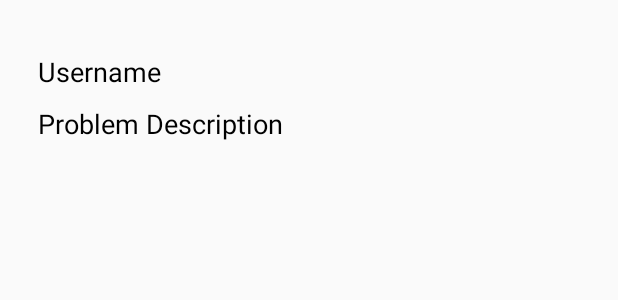
After one commit to Shivanimayecha/HouseServiceAdmin2, an Android app: the layout dataitem_user.xml on its own in the app's theme, with its tools: preview values and no code run, on a phone screen of 412 x 824 dp. The commit adds this screen. Shown: the top 300 px of the screen. Run offline under Robolectric (Android 15) with nearby library versions, the phone set to English and light mode, and no system bars; network calls fail.

Commit message:
up to view user request page

```diff
--- a/app/src/main/AndroidManifest.xml
+++ b/app/src/main/AndroidManifest.xml
@@ -29,6 +29,7 @@
         <activity android:name=".WorkerPage" />
         <activity android:name=".Categories" />
         <activity android:name=".Employee_ChangePass" />
+        <activity android:name=".ViewRequestPage"></activity>
     </application>
 
 </manifest>
--- a/app/src/main/java/com/example/champ/houseserviceadmin/CityPage.java
+++ b/app/src/main/java/com/example/champ/houseserviceadmin/CityPage.java
@@ -42,7 +42,7 @@ public class CityPage extends AppCompatActivity {
     EditText inputCity;
     private RecyclerView recyclerView;
   //  private ImageView edit,delete;
- public data_model d;
+    public data_model d;
     @Override
     protected void onCreate(Bundle savedInstanceState) {
         super.onCreate(savedInstanceState);
--- a/app/src/main/res/layout/data_item.xml
+++ b/app/src/main/res/layout/data_item.xml
@@ -11,7 +11,7 @@
         android:layout_alignParentStart="true"
         android:layout_alignParentTop="true"
         android:layout_marginStart="25dp"
-        android:layout_marginTop="65dp"
+        android:layout_marginTop="35dp"
         android:text="cityname"
         android:textColor="#000"
         android:textSize="18sp"
--- /dev/null
+++ b/app/src/main/res/layout/dataitem_user.xml
@@ -0,0 +1,30 @@
+<?xml version="1.0" encoding="utf-8"?>
+<RelativeLayout xmlns:android="http://schemas.android.com/apk/res/android"
+    android:layout_width="match_parent"
+    android:layout_height="wrap_content">
+
+    <TextView
+        android:id="@+id/txt_username"
+        android:layout_width="match_parent"
+        android:layout_height="wrap_content"
+        android:layout_alignParentStart="true"
+        android:layout_alignParentTop="true"
+        android:layout_marginStart="25dp"
+        android:layout_marginTop="35dp"
+        android:text="Username"
+        android:textColor="#000"
+        android:textSize="18sp"
+        />
+
+    <TextView
+        android:layout_width="match_parent"
+        android:layout_height="wrap_content"
+        android:id="@+id/txt_desc"
+        android:text="Problem Description"
+        android:textColor="#000"
+        android:textSize="18sp"
+        android:layout_below="@+id/txt_username"
+        android:layout_marginStart="25dp"
+        android:layout_marginTop="10dp" />
+
+</RelativeLayout>
```
Also changed, not shown: app/src/main/java/com/example/champ/houseserviceadmin/Employee_Categories.java (+10 -0 lines), app/src/main/java/com/example/champ/houseserviceadmin/MainActivity.java (+35 -3 lines), app/src/main/java/com/example/champ/houseserviceadmin/RequestPageAdapter.java (added, +59 -0 lines), app/src/main/java/com/example/champ/houseserviceadmin/ViewRequestPage.java (added, +95 -0 lines), app/src/main/java/com/example/champ/houseserviceadmin/data_model.java (+12 -0 lines), app/src/main/res/layout/activity_view_request_page.xml (added, +20 -0 lines).
